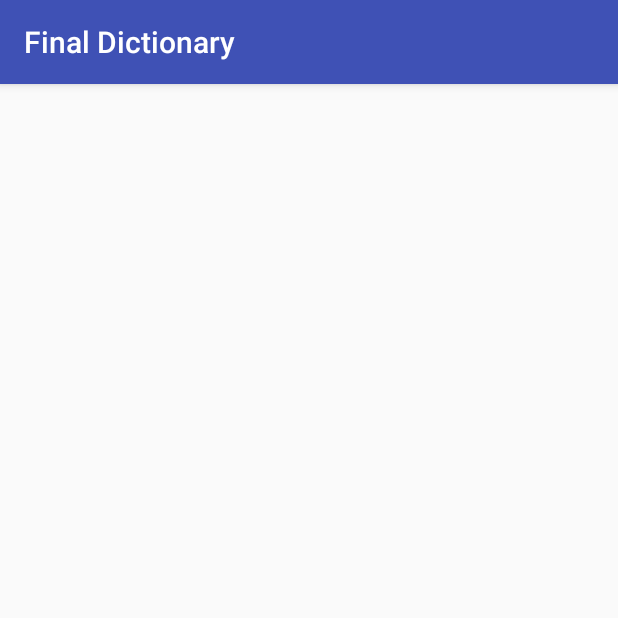
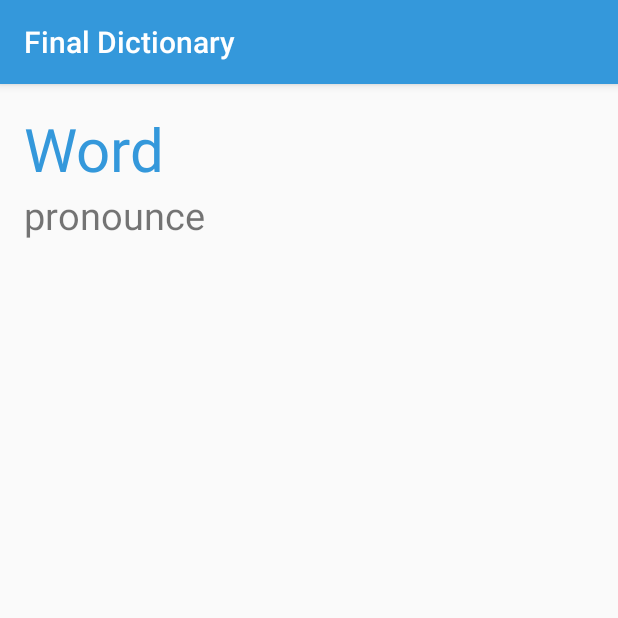
Before and after one commit to nminhanh-git/FinalDictionary, an Android app: the WordDetailActivity screen opened directly, with no data from a screen before it, on a phone screen of 412 x 824 dp, the top half of it. Run offline under Robolectric (Android 15) with nearby library versions, the phone set to English and light mode, and no system bars.

Commit message:
chỉnh sửa activity_word_detail.xml - tạo giao diện

```diff
--- a/app/src/main/res/layout/activity_word_detail.xml
+++ b/app/src/main/res/layout/activity_word_detail.xml
@@ -1,9 +1,32 @@
 <?xml version="1.0" encoding="utf-8"?>
-<android.support.constraint.ConstraintLayout xmlns:android="http://schemas.android.com/apk/res/android"
+<LinearLayout xmlns:android="http://schemas.android.com/apk/res/android"
     xmlns:app="http://schemas.android.com/apk/res-auto"
     xmlns:tools="http://schemas.android.com/tools"
     android:layout_width="match_parent"
     android:layout_height="match_parent"
+    android:layout_margin="16dp"
+    android:orientation="vertical"
     tools:context="com.app.mightylion.finaldictionary.WordDetailActivity">
 
-</android.support.constraint.ConstraintLayout>
+    <TextView
+        android:id="@+id/word_main"
+        android:layout_width="wrap_content"
+        android:layout_height="wrap_content"
+        android:text="Word"
+        android:textColor="#3498DB"
+        android:textSize="40sp" />
+
+    <TextView
+        android:id="@+id/word_pronounce"
+        android:layout_width="wrap_content"
+        android:layout_height="wrap_content"
+        android:layout_marginBottom="10dp"
+        android:text="pronounce"
+        android:textSize="25sp" />
+
+    <ListView
+        android:id="@+id/word_type_list_view"
+        android:layout_width="match_parent"
+        android:layout_height="wrap_content"></ListView>
+
+</LinearLayout>
--- a/app/src/main/res/values/colors.xml
+++ b/app/src/main/res/values/colors.xml
@@ -1,6 +1,6 @@
 <?xml version="1.0" encoding="utf-8"?>
 <resources>
-    <color name="colorPrimary">#3F51B5</color>
-    <color name="colorPrimaryDark">#303F9F</color>
-    <color name="colorAccent">#FF4081</color>
+    <color name="colorPrimary">#3498DB</color>
+    <color name="colorPrimaryDark">#3498DB</color>
+    <color name="colorAccent">#3498DB</color>
 </resources>
```
